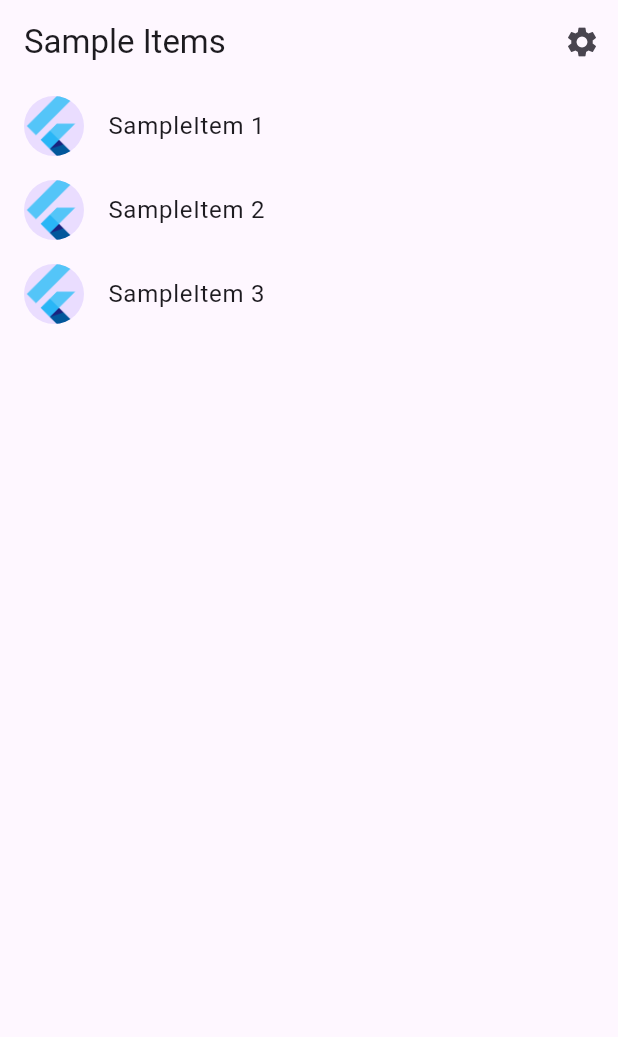
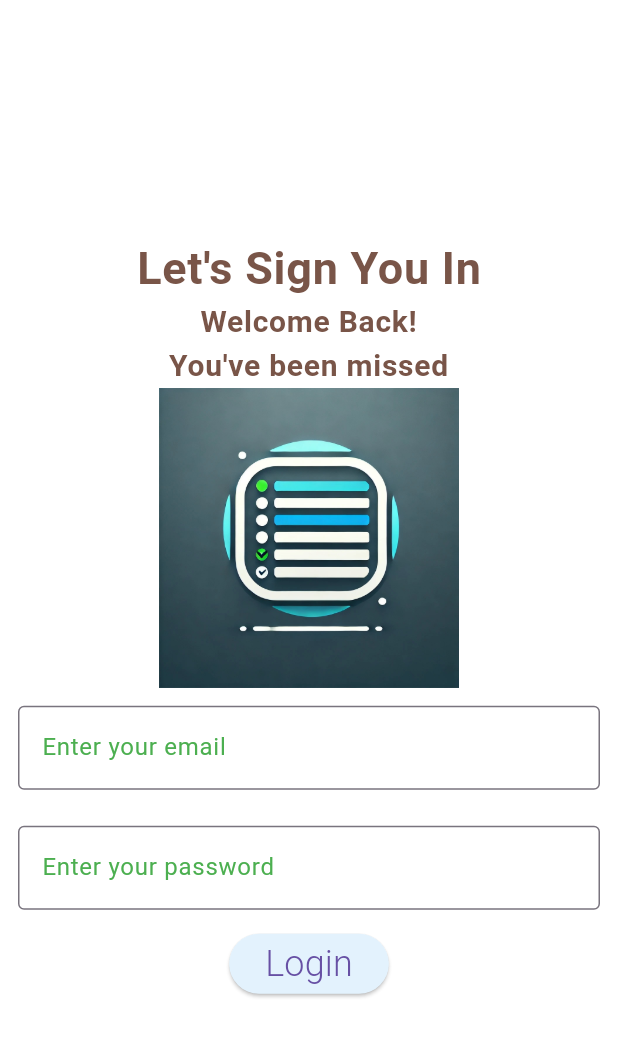
Before and after one commit to Pryowin/list_maker_fe, a Flutter app: the screen it shows after launch, on a phone screen of 412 x 824 dp. Shown: the top 1037 px of the screen. Run offline on Flutter 3.47's test engine with Material 3 defaults, Android fonts, the phone set to English and light mode, and no system bars; our stand-ins replace shared_preferences; generated files the repository leaves out were written again.

Commit message:
Login page with logo directs to next page

```diff
--- /dev/null
+++ b/lib/login_page.dart
@@ -0,0 +1,100 @@
+import 'package:flutter/material.dart';
+import 'package:list_maker/services/auth_service.dart';
+import 'package:list_maker/widgets/login_textfield.dart';
+import 'package:provider/provider.dart';
+
+class LoginPage extends StatelessWidget {
+  LoginPage({super.key});
+
+  final _formkey = GlobalKey<FormState>();
+  // TODO Change print statements to Debug
+  Future<void> loginUser(BuildContext context) async {
+    if (_formkey.currentState != null && _formkey.currentState!.validate()) {
+      print(emailController.text);
+      print(passwordController.text);
+
+      //TODO Add call to API to validate login.
+      await context
+          .read<AuthService>()
+          .loginUser(emailController.text, "JWT", "REFRESH");
+
+      //TODO fix issue with context
+      Navigator.pushReplacementNamed(context, '/lists',
+          arguments: emailController.text);
+      print('login successful');
+    }
+  }
+
+  final emailController = TextEditingController();
+  final passwordController = TextEditingController();
+
+  @override
+  Widget build(BuildContext context) {
+    return Scaffold(
+        backgroundColor: Colors.white,
+        body: Center(
+            child:
+                Column(mainAxisAlignment: MainAxisAlignment.center, children: [
+          const Text('Let\'s Sign You In',
+              style: TextStyle(
+                  fontSize: 30,
+                  color: Colors.brown,
+                  fontWeight: FontWeight.bold,
+                  letterSpacing: 0.5)),
+          const Text(
+            'Welcome Back! \nYou\'ve been missed',
+            textAlign: TextAlign.center,
+            style: TextStyle(
+                fontSize: 20,
+                color: Colors.brown,
+                fontWeight: FontWeight.bold,
+                letterSpacing: 0.5),
+          ),
+          Image.asset(
+            'assets/images/list.jpg',
+            height: 200,
+          ),
+          //TODO Implement email validation
+          Form(
+              key: _formkey,
+              child: Column(children: [
+                LoginTextfield(
+                  controller: emailController,
+                  hintText: 'Enter your email',
+                  validator: (value) {
+                    if (value == null || value.isEmpty) {
+                      return "Email must be provided";
+                    }
+                    if (value.length < 6) {
+                      return "Invalid email";
+                    }
+                    return null;
+                  },
+                ),
+                LoginTextfield(
+                  controller: passwordController,
+                  hintText: "Enter your password",
+                  validator: (value) {
+                    if (value == null || value.isEmpty) {
+                      return "Password must be provided";
+                    }
+                    if (value.length < 8 || value.length > 20) {
+                      return "Password must be between 8 and 20 characters in length.";
+                    }
+                    return null;
+                  },
+                  hideText: true,
+                ),
+                ElevatedButton(
+                    onPressed: () async {
+                      await loginUser(context);
+                    },
+                    style: ElevatedButton.styleFrom(
+                        backgroundColor: Colors.blue.shade50),
+                    child: const Text('Login',
+                        style: TextStyle(
+                            fontSize: 24, fontWeight: FontWeight.w300))),
+              ]))
+        ])));
+  }
+}
--- a/lib/main.dart
+++ b/lib/main.dart
@@ -1,20 +1,50 @@
 import 'package:flutter/material.dart';
-
-import 'src/app.dart';
-import 'src/settings/settings_controller.dart';
-import 'src/settings/settings_service.dart';
+import 'package:list_maker/login_page.dart';
+import 'package:list_maker/services/auth_service.dart';
+import 'package:list_maker/show_lists.dart';
+import 'package:provider/provider.dart';
 
 void main() async {
-  // Set up the SettingsController, which will glue user settings to multiple
-  // Flutter Widgets.
-  final settingsController = SettingsController(SettingsService());
+  WidgetsFlutterBinding.ensureInitialized();
 
-  // Load the user's preferred theme while the splash screen is displayed.
-  // This prevents a sudden theme change when the app is first displayed.
-  await settingsController.loadSettings();
+  await AuthService.init();
 
-  // Run the app and pass in the SettingsController. The app listens to the
-  // SettingsController for changes, then passes it further down to the
-  // SettingsView.
-  runApp(MyApp(settingsController: settingsController));
+  runApp(Provider(
+    create: (BuildContext context) => AuthService(),
+    child: const ListMaker(),
+  ));
 }
+
+class ListMaker extends StatelessWidget {
+  const ListMaker({super.key});
+
+  @override
+  Widget build(BuildContext context) {
+    return MaterialApp(
+      title: "List Maker",
+      theme: ThemeData(
+          canvasColor: Colors.transparent,
+          primarySwatch: Colors.blue,
+          appBarTheme: const AppBarTheme(
+              backgroundColor: Colors.blue, foregroundColor: Colors.black)),
+      /* home: const CounterStateful(
+        buttonColor: Colors.amber,
+      ), */
+      home: FutureBuilder<bool>(
+        future: context.read<AuthService>().isUserLoggedIn(),
+        builder: (context, AsyncSnapshot<bool> snapshot) {
+          if (snapshot.connectionState == ConnectionState.done) {
+            if (snapshot.hasData && snapshot.data!) {
+              return const ShowLists();
+            } else {
+              return LoginPage();
+            }
+          }
+          return const CircularProgressIndicator();
+        },
+      ),
+      debugShowCheckedModeBanner: false,
+      routes: {'/lists': (context) => const ShowLists()},
+    );
+  }
+}
--- /dev/null
+++ b/lib/utils/text_fields_styles.dart
@@ -0,0 +1,6 @@
+import 'package:flutter/material.dart';
+
+class ThemeTextStyle {
+  static TextStyle loginTextFieldStyle = const TextStyle(color: Colors.green);
+  static OutlineInputBorder loginBorderFieldStyle = const OutlineInputBorder();
+}
--- /dev/null
+++ b/lib/widgets/login_textfield.dart
@@ -0,0 +1,37 @@
+import 'package:flutter/material.dart';
+import 'package:list_maker/utils/text_fields_styles.dart';
+
+class LoginTextfield extends StatelessWidget {
+  final TextEditingController controller;
+  final String hintText;
+  final FormFieldValidator<String> validator;
+  final bool hideText;
+
+  const LoginTextfield(
+      {super.key,
+      required this.controller,
+      required this.hintText,
+      required this.validator,
+      this.hideText = false});
+
+  @override
+  Widget build(BuildContext context) {
+    return Padding(
+      padding: const EdgeInsets.all(12.0),
+      child: SizedBox(
+        width: 400,
+        child: TextFormField(
+          validator: (value) {
+            return validator(value);
+          },
+          controller: controller,
+          obscureText: hideText,
+          decoration: InputDecoration(
+              hintStyle: ThemeTextStyle.loginTextFieldStyle,
+              hintText: hintText,
+              border: ThemeTextStyle.loginBorderFieldStyle),
+        ),
+      ),
+    );
+  }
+}
--- a/pubspec.yaml
+++ b/pubspec.yaml
@@ -14,6 +14,8 @@ dependencies:
     sdk: flutter
   flutter_localizations:
     sdk: flutter
+  provider: ^6.1.2
+  shared_preferences: ^2.3.2
 
 dev_dependencies:
   flutter_test:
```
Also changed, not shown: lib/services/auth_service.dart (added, +44 -0 lines), lib/show_lists.dart (added, +36 -0 lines), assets/images/list.jpg (added), pubspec.lock, 1 other file.
